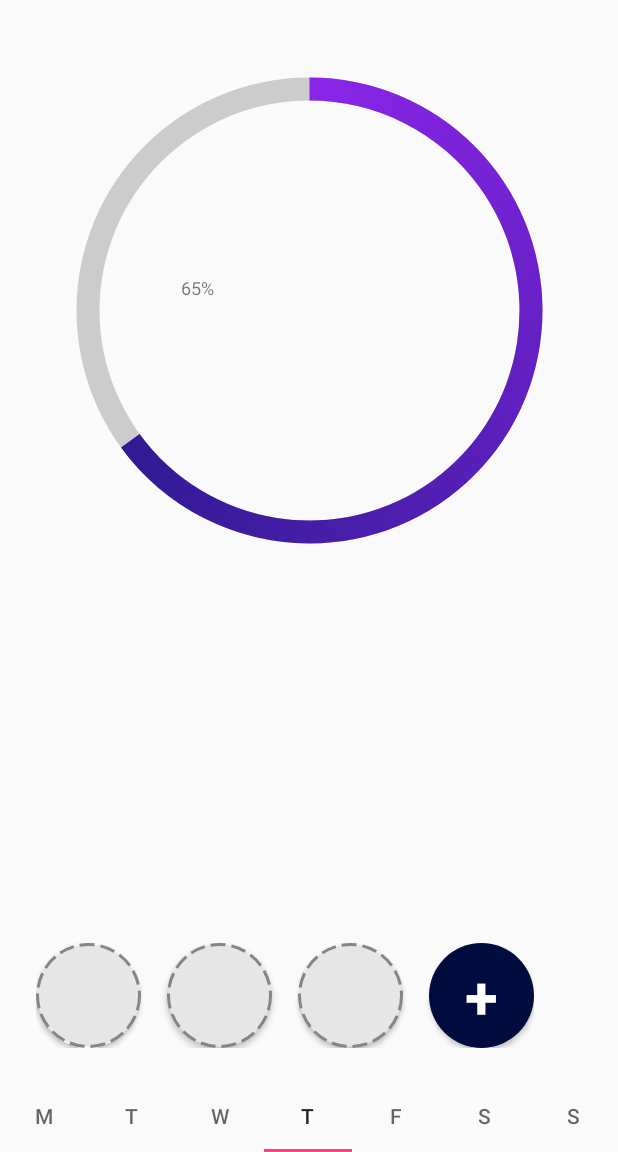
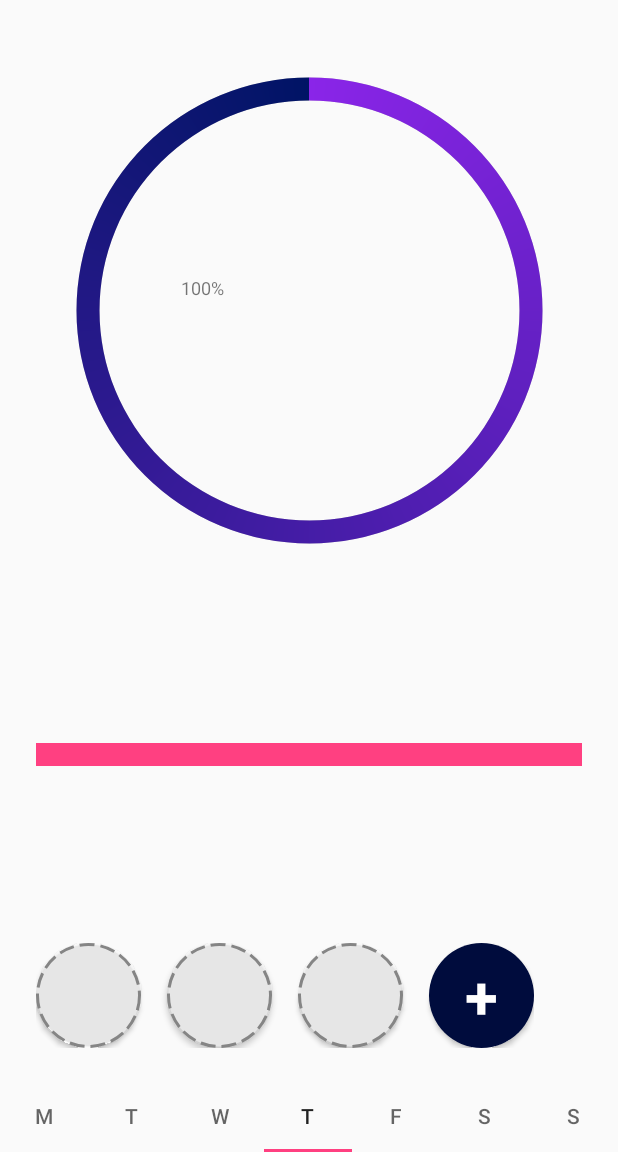
Before and after one commit to javascript-m/AdAstra, an Android app: the screen it shows after launch once a user with an empty profile is signed in (HomeScreen), on a phone screen of 412 x 824 dp, the part 84-1236 px from its top. Run offline under Robolectric (Android 15) with nearby library versions, the phone set to English and light mode, and no system bars; our stand-ins replace Firebase (no records; nobody signed in at launch, a user with empty details on screens opened directly).

Commit message:
Working progress bar <3

```diff
--- a/app/src/main/java/com/ad_astra/maja/adastra/HomeFragment.java
+++ b/app/src/main/java/com/ad_astra/maja/adastra/HomeFragment.java
@@ -5,7 +5,6 @@ import android.content.Context;
 import android.content.Intent;
 import android.content.SharedPreferences;
 import android.os.Bundle;
-import android.support.annotation.NonNull;
 import android.support.annotation.Nullable;
 import android.support.design.widget.TabLayout;
 import android.support.v4.app.Fragment;
@@ -15,19 +14,16 @@ import android.view.View;
 import android.view.ViewGroup;
 import android.widget.Button;
 import android.widget.LinearLayout;
+import android.widget.ProgressBar;
 import android.widget.TextView;
 import android.widget.Toast;
 
-import com.google.android.gms.tasks.OnCompleteListener;
-import com.google.android.gms.tasks.OnFailureListener;
-import com.google.android.gms.tasks.Task;
 import com.google.firebase.auth.FirebaseAuth;
 import com.google.firebase.firestore.DocumentSnapshot;
 import com.google.firebase.firestore.EventListener;
 import com.google.firebase.firestore.FirebaseFirestore;
 import com.google.firebase.firestore.FirebaseFirestoreException;
 import com.google.firebase.firestore.SetOptions;
-import com.google.firebase.firestore.ThrowOnExtraProperties;
 
 import java.text.SimpleDateFormat;
 import java.util.ArrayList;
@@ -54,13 +50,17 @@ public class HomeFragment extends Fragment {
     String todaysWeekDay;
     ArrayList<String> weekDays = new ArrayList<>();
 
-    TextView prText;
+    TextView progressText;
+    ProgressBar progressBar;
     LinearLayout habitHolder;
     Button addHabitBtn;
     TabLayout dayManager;
 
     FirebaseAuth mAuth;
     FirebaseFirestore db;
+
+    Set<String> toDo = new HashSet<>();
+    int done = 0;
 
     Context context;
     SharedPreferences sharedPref;
@@ -88,9 +88,10 @@ public class HomeFragment extends Fragment {
         final Calendar cal = Calendar.getInstance();
 
         //Get all necessary views
+        progressBar = (ProgressBar) homeFragment.findViewById(R.id.HF_circBar);
         habitHolder = (LinearLayout) homeFragment.findViewById(R.id.HF_habitHolder);
         addHabitBtn = (Button) homeFragment.findViewById(R.id.HF_add);
-        prText = (TextView) homeFragment.findViewById(R.id.HF_progressTxt);
+        progressText = (TextView) homeFragment.findViewById(R.id.HF_progressTxt);
 
         //Initialize Authentication and Firestore
         user = new User();
@@ -135,7 +136,7 @@ public class HomeFragment extends Fragment {
         return homeFragment;
     }
 
-    private String getWeekDay(int day) {
+    public static String getWeekDay(int day) {
         switch (day) {
             case Calendar.MONDAY:
                 return "MONDAY";
@@ -211,11 +212,15 @@ public class HomeFragment extends Fragment {
                 state.remove("T" + hName);
                 state.add("F" + hName);
                 newVal = "false";
+                done--;
             } else {
                 if (state.contains("F" + hName)) state.remove("F" + hName);
                 state.add("T" + hName);
                 newVal = "true";
+                done++;
             }
+
+            if (toDo.contains(hName)) updateProgressBar();
 
             if (newVal.equals("true")) v.setBackgroundResource(R.drawable.habit_btn_done);
             else v.setBackgroundResource(R.drawable.habit_btn);
@@ -233,16 +238,50 @@ public class HomeFragment extends Fragment {
         }
     };
 
+    private void updateProgressBar() {
+        int value = 0;
+        if (toDo.size() != 0) value = done * 100/toDo.size();
+        if (toDo.size() == done) value = 100;
+        else if (done == 0) value = 0;
+
+        String valueTxt = value + "%";
+
+        progressBar.setProgress(value);
+        progressText.setText(valueTxt);
+        /*int value = progressBar.getProgress();
+        if (done.equals("true")) {
+            value += 100toDo.size();
+        } else {
+            value -= 100toDo.size();
+            if (value < 0) value = 0;
+        }
+        if (value >= 90) value = 100;
+        else if (value <= 15) value = 0;
+        progressBar.setProgress(value);
+        String tmpTxt = value + "%";
+        progressText.setText(tmpTxt);*/
+    }
+
+    private boolean needsToBeDone(String hName) {
+        return true;
+    }
+
     private void updateHomeScreen() {
-        //Add Habits
+        Set<String> curState = sharedPref.getStringSet(activeWeekDay, new HashSet<String>());
         int cnt = 0;
-        Set<String> curState = sharedPref.getStringSet(activeWeekDay, new HashSet<String>());
+        done = 0;
         for (String hName : user.habitList) {
             final String isDone;
             if (curState.contains("T"+hName)) isDone = "true";
             else {
                 curState.add("F"+hName);
                 isDone = "false";
+            }
+
+            //If the habit is not skipped and finished for this week, add to to_do set
+            if (needsToBeDone(hName)) {
+                if (isDone.equals("true")) done++;
+                toDo.add(hName);
             }
 
             final View v = habitHolder.getChildAt(2*cnt);
@@ -257,5 +296,6 @@ public class HomeFragment extends Fragment {
             habitHolder.getChildAt(2*cnt+1).setVisibility(View.VISIBLE);
             cnt++;
         }
+        updateProgressBar();
     }
 }
--- a/app/src/main/res/layout/fragment_home.xml
+++ b/app/src/main/res/layout/fragment_home.xml
@@ -19,7 +19,7 @@
         android:background="@drawable/circle_bar_background"
         android:indeterminate="false"
         android:max="100"
-        android:progress="65"
+        android:progress="0"
         android:progressDrawable="@drawable/circle_bar"
         app:layout_constraintEnd_toEndOf="parent"
         app:layout_constraintStart_toStartOf="parent"
@@ -43,7 +43,35 @@
         app:layout_constraintTop_toTopOf="@+id/HF_circBar" />
 
     <HorizontalScrollView
-        android:id="@+id/HF_scrollView"
+        android:id="@+id/HF_scrollProgress"
+        android:layout_width="0dp"
+        android:layout_height="15dp"
+        android:layout_marginBottom="8dp"
+        android:layout_marginEnd="24dp"
+        android:layout_marginLeft="24dp"
+        android:layout_marginRight="24dp"
+        android:layout_marginStart="24dp"
+        android:layout_marginTop="8dp"
+        android:background="@color/colorAccent"
+        app:layout_constraintBottom_toTopOf="@+id/HF_scrollHabits"
+        app:layout_constraintEnd_toEndOf="parent"
+        app:layout_constraintHorizontal_bias="1.0"
+        app:layout_constraintStart_toStartOf="parent"
+        app:layout_constraintTop_toBottomOf="@+id/HF_circBar">
+
+        <LinearLayout
+            android:id="@+id/HF_trackHolder"
+            android:layout_width="wrap_content"
+            android:layout_height="match_parent"
+            android:orientation="horizontal"
+            android:paddingBottom="5dp"
+            android:paddingTop="5dp">
+
+        </LinearLayout>
+    </HorizontalScrollView>
+
+    <HorizontalScrollView
+        android:id="@+id/HF_scrollHabits"
         android:layout_width="0dp"
         android:layout_height="wrap_content"
         android:layout_marginBottom="16dp"
```
Also changed, not shown: app/src/main/java/com/ad_astra/maja/adastra/AddHabit.java (+16 -45 lines), app/src/main/java/com/ad_astra/maja/adastra/HabitInfo.java (+17 -12 lines), app/src/main/java/com/ad_astra/maja/adastra/HabitPlan.java (added, +13 -0 lines).
